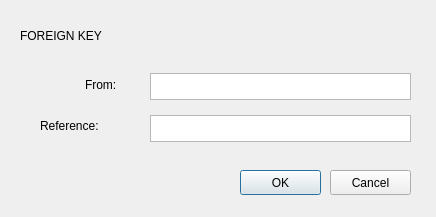
BeepBoopBit/student-project-crud, file GUI/CrudWindow/CreateTable_FK.ui: the form before one commit.
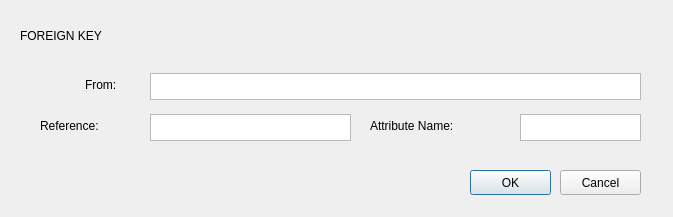
The form after the commit.

Commit message: Finish TableWindow Implementation API

What changed in the file:
```diff
--- a/GUI/CrudWindow/CreateTable_FK.ui
+++ b/GUI/CrudWindow/CreateTable_FK.ui
@@ -6,19 +6,19 @@
    <rect>
     <x>0</x>
     <y>0</y>
-    <width>436</width>
+    <width>673</width>
     <height>217</height>
    </rect>
   </property>
   <property name="minimumSize">
    <size>
-    <width>436</width>
+    <width>673</width>
     <height>217</height>
    </size>
   </property>
   <property name="maximumSize">
    <size>
-    <width>436</width>
+    <width>673</width>
     <height>217</height>
    </size>
   </property>
@@ -100,7 +100,7 @@
   <widget class="QPushButton" name="FKOK">
    <property name="geometry">
     <rect>
-     <x>240</x>
+     <x>470</x>
      <y>170</y>
      <width>81</width>
      <height>25</height>
@@ -113,7 +113,7 @@
   <widget class="QPushButton" name="FKCancel">
    <property name="geometry">
     <rect>
-     <x>330</x>
+     <x>560</x>
      <y>170</y>
      <width>81</width>
      <height>25</height>
@@ -128,14 +128,14 @@
     <rect>
      <x>150</x>
      <y>73</y>
-     <width>261</width>
+     <width>491</width>
      <height>27</height>
     </rect>
    </property>
    <property name="maximumSize">
     <size>
-     <width>261</width>
-     <height>27</height>
+     <width>1000</width>
+     <height>1000</height>
     </size>
    </property>
    <property name="html">
@@ -150,8 +150,8 @@
    <property name="geometry">
     <rect>
      <x>150</x>
-     <y>115</y>
-     <width>261</width>
+     <y>114</y>
+     <width>201</width>
      <height>27</height>
     </rect>
    </property>
@@ -169,6 +169,48 @@
 &lt;p style=&quot;-qt-paragraph-type:empty; margin-top:0px; margin-bottom:0px; margin-left:0px; margin-right:0px; -qt-block-indent:0; text-indent:0px; font-size:8.25pt;&quot;&gt;&lt;br /&gt;&lt;/p&gt;&lt;/body&gt;&lt;/html&gt;</string>
    </property>
   </widget>
+  <widget class="QTextEdit" name="attributename_input">
+   <property name="geometry">
+    <rect>
+     <x>520</x>
+     <y>114</y>
+     <width>121</width>
+     <height>27</height>
+    </rect>
+   </property>
+   <property name="maximumSize">
+    <size>
+     <width>121</width>
+     <height>27</height>
+    </size>
+   </property>
+   <property name="html">
+    <string>&lt;!DOCTYPE HTML PUBLIC &quot;-//W3C//DTD HTML 4.0//EN&quot; &quot;http://www.w3.org/TR/REC-html40/strict.dtd&quot;&gt;
+&lt;html&gt;&lt;head&gt;&lt;meta name=&quot;qrichtext&quot; content=&quot;1&quot; /&gt;&lt;style type=&quot;text/css&quot;&gt;
+p, li { white-space: pre-wrap; }
+&lt;/style&gt;&lt;/head&gt;&lt;body style=&quot; font-family:'MS Shell Dlg 2'; font-size:7.8pt; font-weight:400; font-style:normal;&quot;&gt;
+&lt;p style=&quot;-qt-paragraph-type:empty; margin-top:0px; margin-bottom:0px; margin-left:0px; margin-right:0px; -qt-block-indent:0; text-indent:0px;&quot;&gt;&lt;br /&gt;&lt;/p&gt;&lt;/body&gt;&lt;/html&gt;</string>
+   </property>
+  </widget>
+  <widget class="QLabel" name="attributename_label">
+   <property name="geometry">
+    <rect>
+     <x>370</x>
+     <y>110</y>
+     <width>141</width>
+     <height>31</height>
+    </rect>
+   </property>
+   <property name="styleSheet">
+    <string notr="true">text-align: center;
+font: 75 12pt &quot;MS Shell Dlg 2&quot;;
+color: black;
+</string>
+   </property>
+   <property name="text">
+    <string>Attribute Name:</string>
+   </property>
+  </widget>
  </widget>
  <resources/>
  <connections/>
```
The commit also changes 15 other files.
